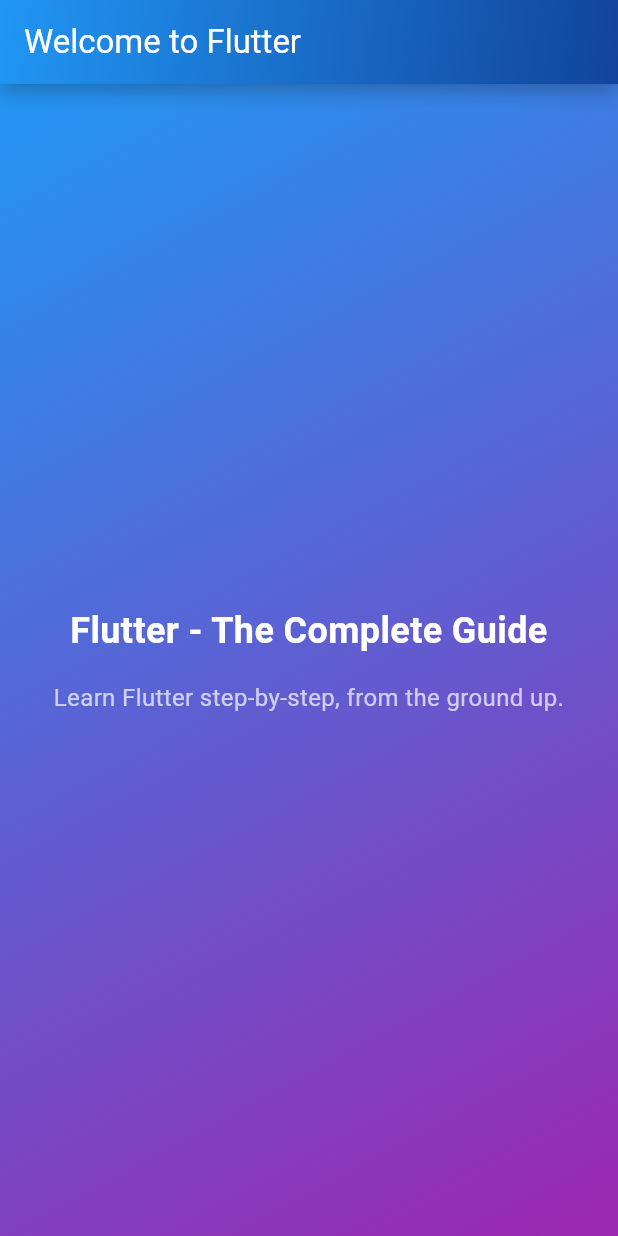
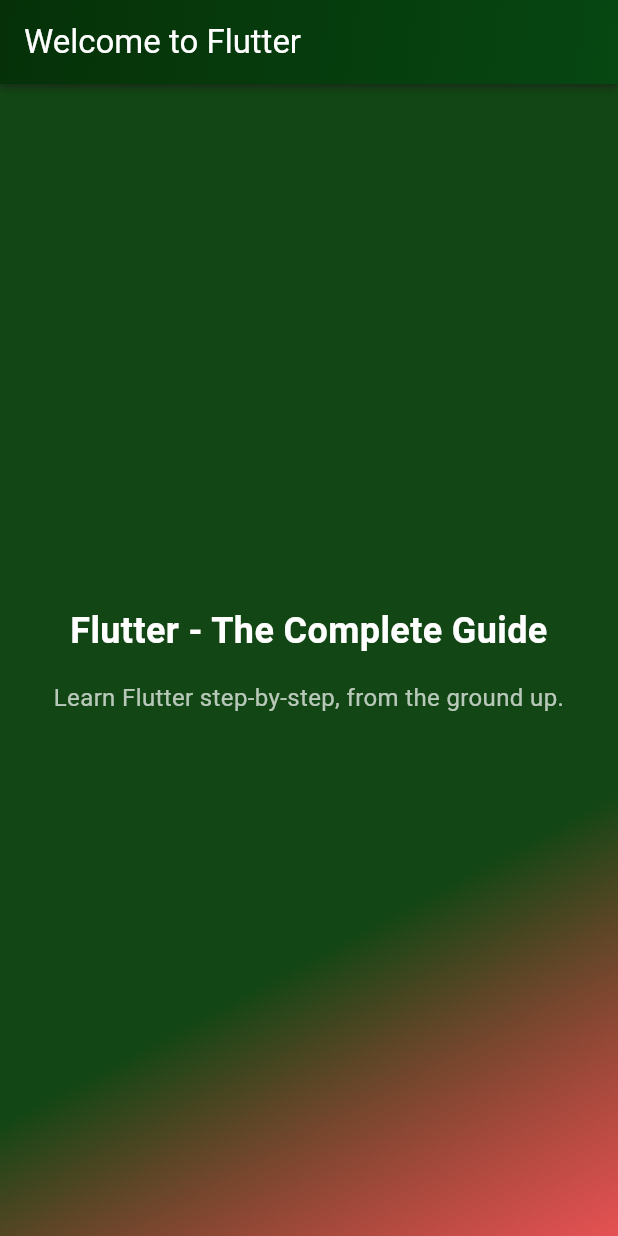
Before and after one commit to mdazharulhoque7/hqflutterapp, a Flutter app: the screen it shows after launch, on a phone screen of 412 x 824 dp. Run offline on Flutter 3.47's test engine with Material 3 defaults, Android fonts, the phone set to English and light mode, and no system bars.

Commit message:
create custom widgets for gradient container and appbar

```diff
--- a/lib/main.dart
+++ b/lib/main.dart
@@ -19,38 +19,16 @@
     // In this course, you will, of course, not just use them a lot but
     // also learn about many other widgets!
     return MaterialApp(
-      title: 'Flutter First App',
+      title: 'HQ Flutter App',
       theme: ThemeData(useMaterial3: true),
       home: Scaffold(
-        appBar: AppBar(
-          title: const Text('Welcome to Flutter', style: TextStyle(color: Colors.white)),
-          flexibleSpace: Container(
-            decoration: BoxDecoration(
-              gradient: const LinearGradient(
-                colors: [Colors.blue, Color.fromARGB(255, 17, 68, 156)],
-                begin: Alignment.topLeft,
-                end: Alignment.bottomRight,
-              ),
-              boxShadow: [
-                BoxShadow(
-                  color: const Color.fromARGB(255, 21, 21, 21).withValues(alpha: 0.3),
-                  blurRadius: 10,
-                  offset: const Offset(0, 5),
-                )
-              ]
-            ),
+        appBar: HQAppBar(
+          title: const Text(
+            'Welcome to Flutter',
+            style: TextStyle(color: Colors.white),
           ),
         ),
-        body: Container(
-          width: double.infinity,
-          padding: const EdgeInsets.all(12),
-          decoration: const BoxDecoration(
-            gradient: LinearGradient(
-              colors: [Colors.blue, Colors.purple],
-              begin: Alignment.topLeft,
-              end: Alignment.bottomRight,
-            ),
-          ),
+        body: GradientContainer(
           child: Column(
             mainAxisAlignment: MainAxisAlignment.center,
             crossAxisAlignment: CrossAxisAlignment.center,
@@ -68,10 +46,7 @@
               Text(
                 'Learn Flutter step-by-step, from the ground up.',
                 textAlign: TextAlign.center,
-                style: TextStyle(
-                  fontSize: 16,
-                  color: Colors.white70,
-                ),
+                style: TextStyle(fontSize: 16, color: Colors.white70),
               ),
             ],
           ),
@@ -80,3 +55,62 @@
     );
   }
 }
+
+class HQAppBar extends StatelessWidget implements PreferredSizeWidget {
+  final Widget title;
+
+  const HQAppBar({super.key, required this.title});
+
+  @override
+  Size get preferredSize => const Size.fromHeight(kToolbarHeight);
+
+  @override
+  Widget build(BuildContext context) {
+    return AppBar(
+      title: title,
+      // The flexibleSpace property allows you to put a widget behind the AppBar content
+      flexibleSpace: Container(
+        decoration: const BoxDecoration(
+          gradient: LinearGradient(
+            begin: Alignment.topLeft,
+            end: Alignment.bottomRight,
+            colors: <Color>[Color.fromARGB(255, 6, 49, 8), Color.fromARGB(255, 6, 71, 18)],
+          ),
+          boxShadow: [
+            BoxShadow(
+              color: Color.fromARGB(185, 27, 27, 27),
+              blurRadius: 4,
+              offset: Offset(0, 2),
+            ),
+          ],
+        ),
+      ),
+    );
+  }
+}
+
+class GradientContainer extends StatelessWidget {
+  final Widget child;
+
+  const GradientContainer({super.key, required this.child});
+
+  @override
+  Widget build(BuildContext context) {
+    return Container(
+      width: double.infinity,
+      padding: const EdgeInsets.all(12),
+      decoration: const BoxDecoration(
+        gradient: LinearGradient(
+          colors: [
+            Color.fromARGB(255, 18, 70, 20),
+            Color.fromARGB(179, 218, 11, 11),
+          ],
+          begin: Alignment.topLeft,
+          end: Alignment.bottomRight,
+          stops: [0.7, 1.0],
+        ),
+      ),
+      child: child,
+    );
+  }
+}
```
